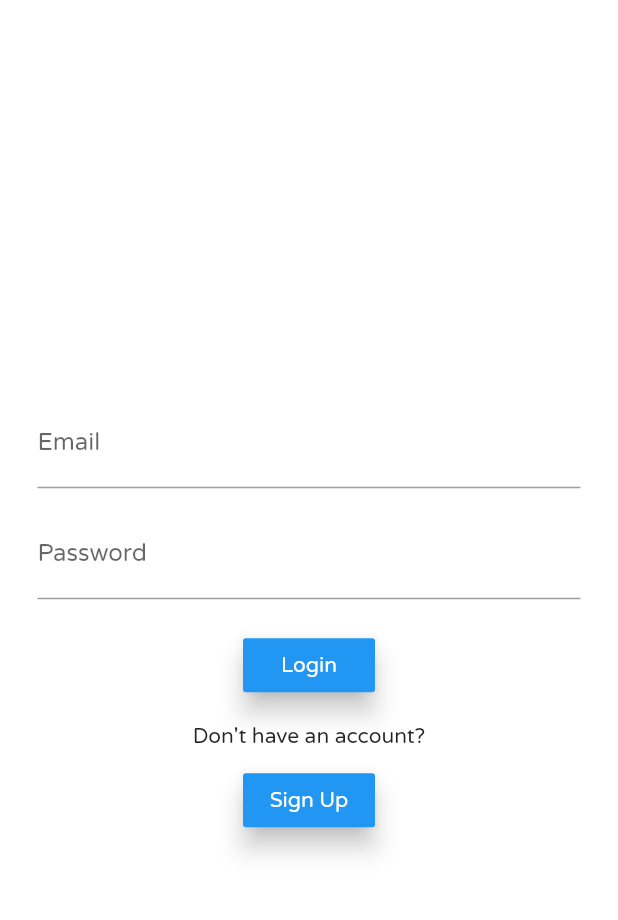
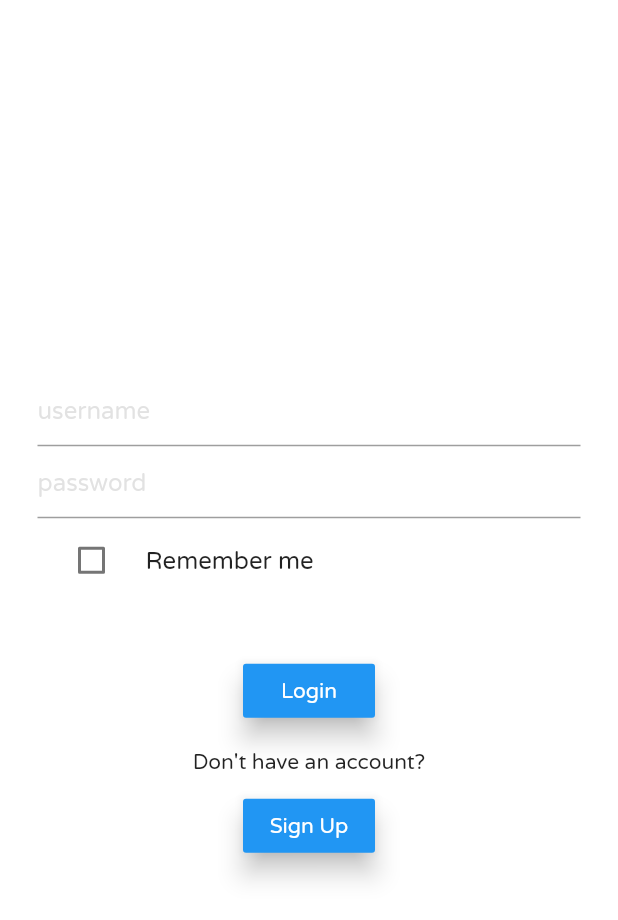
Before and after one commit to namrapatel/funder, a Flutter app: the screen it shows after launch, on a phone screen of 412 x 824 dp. Shown: the top 920 px of the screen. Run offline on Flutter 3.47's test engine with Material 2 defaults, Android fonts, the phone set to English and light mode, and no system bars; our stand-ins replace cloud_firestore, firebase_auth, firebase_storage, image_picker, shared_preferences; accounts and stored records are empty; project files that could hold a hidden picture were left out.

Commit message:
User persistence working for login

```diff
--- a/lib/homepage.dart
+++ b/lib/homepage.dart
@@ -3,6 +3,7 @@ import 'package:flutter/cupertino.dart';
 import 'package:funder/viewAllGroupsPage.dart';
 import 'package:funder/widgets/colorCard.dart';
 import 'editProfilePage.dart';
+
 
 Color firstColor = Colors.greenAccent[700];
 Color secondColor = Colors.greenAccent[700];
--- a/lib/loginpage.dart
+++ b/lib/loginpage.dart
@@ -2,6 +2,7 @@ import 'package:flutter/material.dart';
 import 'package:firebase_auth/firebase_auth.dart';
 import 'package:funder/signuppage.dart';
 import 'main.dart';
+import 'package:shared_preferences/shared_preferences.dart';
 
 class LoginPage extends StatefulWidget {
   @override
@@ -9,10 +10,23 @@ class LoginPage extends StatefulWidget {
 }
 
 class _LoginPageState extends State<LoginPage> {
-  final _auth= FirebaseAuth.instance;
+  final _auth = FirebaseAuth.instance;
   String _email, _password;
 
   final GlobalKey<FormState> _formKey = GlobalKey<FormState>();
+  TextEditingController username = new TextEditingController();
+  TextEditingController password = new TextEditingController();
+
+  bool checkValue = false;
+
+  SharedPreferences sharedPreferences;
+
+  @override
+  void initState() {
+    super.initState();
+    getCredential();
+  }
+
 
   @override
   Widget build(BuildContext context) {
@@ -24,16 +38,37 @@ class _LoginPageState extends State<LoginPage> {
               child: Column(
                 mainAxisAlignment: MainAxisAlignment.center,
                 children: <Widget>[
-                  TextFormField(
-                    decoration: InputDecoration(labelText: 'Email'),
-                    onSaved: (input) => _email = input,
+                  new TextField(
+                    onEditingComplete: onEdit,
+                    controller: username,
+                    decoration: InputDecoration(
+                        hintText: "username",
+                        hintStyle: new TextStyle(color: Colors.grey.withOpacity(0.3))),
                   ),
+                  new TextField(
+                    onEditingComplete: onEdit,
+                      controller: password,
+                      obscureText: true,
+                      decoration: InputDecoration(
+                          hintText: "password",
+                          hintStyle:
+                          new TextStyle(color: Colors.grey.withOpacity(0.3)))),
+                  new CheckboxListTile(
+                    value: checkValue,
+                    onChanged: _onChanged,
+                    title: new Text("Remember me"),
+                    controlAffinity: ListTileControlAffinity.leading,
+                  ),
+//                  TextFormField(
+//                    decoration: InputDecoration(labelText: 'Email'),
+//                    onSaved: (input) => _email = input,
+//                  ),
                   SizedBox(height: 15.0),
-                  TextFormField(
-                    decoration: InputDecoration(labelText: 'Password'),
-                    onSaved: (input) => _password = input,
-                    obscureText: true, //makes the text not visible
-                  ),
+//                  TextFormField(
+//                    decoration: InputDecoration(labelText: 'Password'),
+//                    onSaved: (input) => _password = input,
+//                    obscureText: true, //makes the text not visible
+//                  ),
                   SizedBox(height: 20.0),
                   RaisedButton(
                     onPressed: signIn,
@@ -53,14 +88,93 @@ class _LoginPageState extends State<LoginPage> {
                     textColor: Colors.white,
                     elevation: 7.0,
                     onPressed: () {
-                      Navigator.push(context, MaterialPageRoute(builder: (context) => SignupPage()));
+                      Navigator.push(context, MaterialPageRoute(
+                          builder: (context) => SignupPage()));
                     },
                   ),
                 ],
               )),
         ));
   }
-  Future<void> signIn() async{
+
+  void onEdit(){
+    if(username.text.length!=0) {
+      _email = username.text;
+    }
+    if(password.text.length!=0) {
+      _password = password.text;
+    }
+  }
+  _onChanged(bool value) async {
+    sharedPreferences = await SharedPreferences.getInstance();
+    setState(() {
+      checkValue = value;
+      sharedPreferences.setBool("check", checkValue);
+      sharedPreferences.setString("username", username.text);
+      sharedPreferences.setString("password", password.text);
+//      getCredential();
+    });
+  }
+
+  getCredential() async {
+    sharedPreferences = await SharedPreferences.getInstance();
+    setState(() {
+      checkValue = sharedPreferences.getBool("check");
+      print(checkValue);
+      if (checkValue != null) {
+        if (checkValue) {
+          username.text = sharedPreferences.getString("username");
+          password.text = sharedPreferences.getString("password");
+          signIn();
+//          FirebaseAuth.instance.signInWithEmailAndPassword(
+//              email: sharedPreferences.getString("username"), password: sharedPreferences.getString("password"));
+//          Navigator.of(context).push(
+//              MaterialPageRoute(builder: (context) => MyHomePage()));
+//
+
+        } else {
+          username.clear();
+          password.clear();
+          sharedPreferences.clear();
+        }
+      } else {
+        checkValue = false;
+      }
+    });
+  }
+
+//  _navigator() {
+//    if (username.text.length != 0 || password.text.length != 0) {
+//      Navigator.of(context).pushAndRemoveUntil(
+//          new MaterialPageRoute(
+//              builder: (BuildContext context) => new HomeScreen()),
+//              (Route<dynamic> route) => false);
+//    } else {
+//      showDialog(
+//          context: context,
+//          barrierDismissible: false,
+//          child: new CupertinoAlertDialog(
+//            content: new Text(
+//              "username or password \ncan't be empty",
+//              style: new TextStyle(fontSize: 16.0),
+//            ),
+//            actions: <Widget>[
+//              new FlatButton(
+//                  onPressed: () {
+//                    Navigator.pop(context);
+//                  },
+//                  child: new Text("OK"))
+//            ],
+//          ));
+//    }
+//  }
+//}
+//
+Future<void> signIn() async{
+    if(username.text.length!=0 && password.text.length!=0) {
+      _email = username.text;
+      _password = password.text;
+    }
     final formState = _formKey.currentState;
     if(formState.validate()){
       formState.save();
--- a/lib/profilepage.dart
+++ b/lib/profilepage.dart
@@ -2,7 +2,7 @@ import 'package:flutter/material.dart';
 import 'package:firebase_auth/firebase_auth.dart';
 import 'package:flutter/widgets.dart';
 import 'classes/user.dart';
-
+import 'package:shared_preferences/shared_preferences.dart';
 class ProfilePage extends StatefulWidget {
   @override
   _ProfilePageState createState() => _ProfilePageState();
@@ -13,6 +13,7 @@ class _ProfilePageState extends State<ProfilePage> {
   String bio;
   String displayName;
   String photoUrl;
+  SharedPreferences pref;
 
   //Initializes the state when the page first loads and retrieves the users data from firestore
   @override
@@ -39,9 +40,12 @@ Widget build(BuildContext context) {
             RaisedButton(
                 color: Colors.greenAccent[700],
                 child: Text('Logout'),
-                onPressed: () {
+                onPressed: () async{
+                  pref = await SharedPreferences.getInstance();
+                  pref.clear();
                   FirebaseAuth.instance.signOut().then((value) {
                     Navigator.of(context).pushReplacementNamed('/loginpage');
+
                   }).catchError((e) {
                     print(e);
                   });
```
Lines whose indentation alone changed are shown as unchanged.
